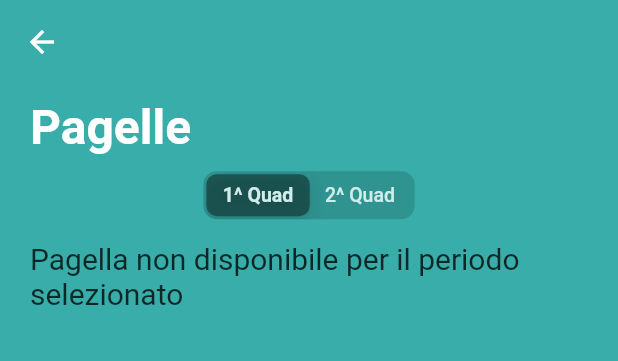
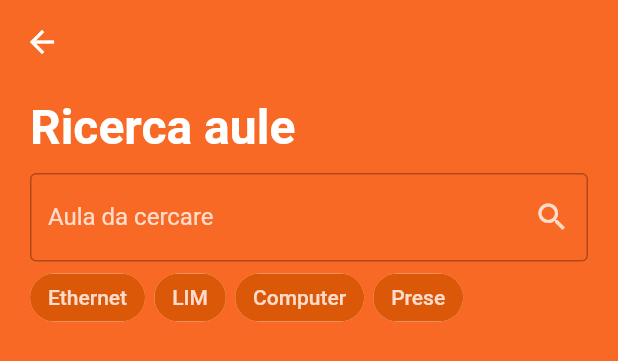
Before and after one commit to is-sobrero/mySobrero, a Flutter app: the AltroView widget shown alone on an empty page, opened directly with empty values, after a tap on "Ricerca aule", on a phone screen of 412 x 824 dp. Shown: the top 361 px of the screen. Run offline on Flutter 3.47's test engine with Material 2 defaults, Android fonts, the phone set to English and light mode, and no system bars; our stand-ins replace auto_size_text, cached_network_image, cloud_firestore, expandable, firebase_analytics, firebase_crashlytics and 8 more; missing offline and left inert: cuberto_bottom_bar, flutter_custom_tabs, flutter_statusbarcolor, launch_review; accounts and stored records are empty.

Commit message:
Inizio UI ricerca aule

```diff
--- a/lib/altro.dart
+++ b/lib/altro.dart
@@ -1,5 +1,6 @@
 import 'package:flutter/material.dart';
 import 'package:mySobrero/pagelle.dart';
+import 'package:mySobrero/ricercaaule.dart';
 import 'reapi2.dart';
 import 'assenze.dart';
 import 'argomenti.dart';
@@ -192,7 +193,7 @@ class _AltroView extends State<AltroView> {
                 onTap: () {
                   Navigator.push(
                     context,
-                    MaterialPageRoute(builder: (context) => PagelleView(response.pagelle)),
+                    MaterialPageRoute(builder: (context) => RicercaAuleView()),
                   );
                 },
                 child: Hero(
@@ -201,7 +202,7 @@ class _AltroView extends State<AltroView> {
                     decoration: new BoxDecoration(
                       boxShadow: <BoxShadow>[
                         BoxShadow(
-                            color: Color(0xff38ada9).withOpacity(0.2),
+                            color: Color(0xffF86925).withOpacity(0.2),
                             offset: const Offset(1.1, 1.1),
                             blurRadius: 10.0),
                       ],
@@ -213,7 +214,7 @@ class _AltroView extends State<AltroView> {
                         elevation: 0,
                         margin: EdgeInsets.only(bottom: 10),
                         clipBehavior: Clip.antiAlias,
-                        color: Color(0xff38ada9),
+                        color: Color(0xffF86925),
                         child: Row(
                           crossAxisAlignment: CrossAxisAlignment.start,
                           children: <Widget>[
@@ -227,9 +228,9 @@ class _AltroView extends State<AltroView> {
                             ),
                             Spacer(),
                             Image.asset(
-                              "assets/images/pagelle.png",
+                              "assets/images/ricercaaule.png",
                               height: 150,
-                              width: 200,
+                              width: 170,
                             )
                           ],
                         )),
--- a/lib/home.dart
+++ b/lib/home.dart
@@ -79,23 +79,37 @@ class _HomeState extends State<HomeScreen> with SingleTickerProviderStateMixin{
     return true;
   }
 
-  int scrollThreshold = 50;
+  int scrollThreshold = 100;
   double scroll = 0;
 
-  bool elaboraScroll(ScrollNotification scrollNotification){
+  bool elaboraScroll(ScrollNotification scrollNotification) {
     if (scrollNotification is ScrollUpdateNotification) {
-        double oldScroll = scroll;
-        scroll = scrollNotification.metrics.pixels;
-        if (scroll < 0) scroll = 0;
-        else if (scroll > scrollThreshold) scroll = 1;
-        else scroll /= scrollThreshold;
-        if (oldScroll - scroll != 0) setState(() {});
+      double oldScroll = scroll;
+      scroll = scrollNotification.metrics.pixels;
+      if (scroll < 0)
+        scroll = 0;
+      else if (scroll > scrollThreshold)
+        scroll = 1;
+      else
+        scroll /= scrollThreshold;
+      if (oldScroll - scroll != 0) setState(() {});
     }
     return true;
   }
 
+  Mainview _mainViewInstance;
+  VotiView _votiViewInstance;
+  ComunicazioniView _comunicazioniViewInstance;
+  AltroView _altroViewInstance;
+
   void initState(){
     super.initState();
+    _mainViewInstance = Mainview(response, feed, (int page) {
+        onTabTapped(page);
+      }, profileUrl);
+    _votiViewInstance = VotiView(response.voti1q, response.voti2q);
+    _comunicazioniViewInstance = ComunicazioniView(response.comunicazioni);
+    _altroViewInstance = AltroView(response);
   }
 
   void dispose() {
@@ -186,7 +200,7 @@ class _HomeState extends State<HomeScreen> with SingleTickerProviderStateMixin{
             ),
           ),
         ),
-        body: PageView(
+        body: /*PageView(
 
               controller: pageController,
               onPageChanged: (index) {
@@ -215,7 +229,28 @@ class _HomeState extends State<HomeScreen> with SingleTickerProviderStateMixin{
                   child: AltroView(response),
                 ),
               ],
-          ),
+          ),*/
+        PageView.builder(
+          controller: pageController,
+          onPageChanged: (index) {
+            setState(() {
+              scroll = 0;
+              _currentIndex = index;
+            });
+          },
+            itemCount: 4,
+          itemBuilder: (context, i){
+            var schermata;
+            if (i == 0) schermata =  _mainViewInstance;
+            if (i == 1) schermata = _votiViewInstance;
+            if (i == 2) schermata = _comunicazioniViewInstance;
+            if (i == 3) schermata = _altroViewInstance;
+            return NotificationListener<ScrollNotification>(
+              onNotification: elaboraScroll,
+              child: schermata,
+            );
+          }
+        ),
 
         bottomNavigationBar: CubertoBottomBar(
           inactiveIconColor: Theme.of(context).textTheme.body1.color,
--- /dev/null
+++ b/lib/ricercaaule.dart
@@ -0,0 +1,236 @@
+import 'package:expandable/expandable.dart';
+import 'package:flutter/cupertino.dart';
+import 'package:flutter/material.dart';
+import 'fade_slide_transition.dart';
+import 'package:flutter_statusbarcolor/flutter_statusbarcolor.dart';
+import 'reapi2.dart';
+import 'package:http/http.dart' as http;
+import 'dart:convert';
+import 'package:url_launcher/url_launcher.dart';
+import 'package:async/async.dart';
+
+class RicercaAuleView extends StatefulWidget {
+
+  RicercaAuleView({Key key}) : super(key: key);
+
+  @override
+  _RicercaAuleState createState() => _RicercaAuleState();
+}
+
+class FilterEntry {
+  const FilterEntry(this.name, this.offset);
+  final String name;
+  final int offset;
+}
+
+class _RicercaAuleState extends State<RicercaAuleView> with SingleTickerProviderStateMixin {
+
+  final double _listAnimationIntervalStart = 0.65;
+  final double _preferredAppBarHeight = 56.0;
+
+  AnimationController _fadeSlideAnimationController;
+  ScrollController _scrollController;
+  double _appBarElevation = 0.0;
+  double _appBarTitleOpacity = 0.0;
+
+  Brightness currentBrightness;
+
+  @override
+  void initState() {
+    super.initState();
+    FlutterStatusbarcolor.setStatusBarWhiteForeground(true);
+    _fadeSlideAnimationController = AnimationController(
+      duration: Duration(milliseconds: 1500),
+      vsync: this,
+    )..forward();
+    _scrollController = ScrollController()..addListener(() {
+      double oldElevation = _appBarElevation;
+      double oldOpacity = _appBarTitleOpacity;
+      _appBarElevation = _scrollController.offset > _scrollController.initialScrollOffset ? 4.0 : 0.0;
+      _appBarTitleOpacity = _scrollController.offset > _scrollController.initialScrollOffset + _preferredAppBarHeight / 2 ? 1.0 : 0.0;
+      if (oldElevation != _appBarElevation || oldOpacity != _appBarTitleOpacity) setState(() {});
+    });
+  }
+
+  @override
+  void dispose() {
+    _fadeSlideAnimationController.dispose();
+    _scrollController.dispose();
+    if (currentBrightness == Brightness.dark)
+      FlutterStatusbarcolor.setStatusBarWhiteForeground(true);
+    super.dispose();
+  }
+/*
+  Future<List<File>> _ottieniFile(String session, String idDocente, String idCartella) async {
+    final endpointCartella = 'https://reapistaging.altervista.org/api/v3/getContenutiCartella/';
+    Map<String, String> headers = {
+      'Accept': 'application/json',
+    };
+    final response = await http.post(
+        endpointCartella,
+        headers: headers,
+        body: {'session': session, 'idDocente':idDocente, 'idCartella': idCartella});
+    print({'session': session, 'idDocente':idDocente, 'idCartella': idCartella}.toString());
+    if (response.statusCode == 200) {
+      List jsonResponse = json.decode(response.body)["files"];
+      return jsonResponse.map((file) => new File.fromJson(file)).toList();
+    } else {
+      throw Exception('Impossibile caricare il contenuto della cartella (${json.decode(response.body)["status"]["description"]})');
+    }
+  }
+
+  _launchURL(String uri) async {
+    if (await canLaunch(uri)) {
+      await launch(uri);
+    } else {
+      throw 'Could not launch $uri';
+    }
+  }*/
+
+  final List<FilterEntry> _cast = <FilterEntry>[
+    const FilterEntry('Ethernet', 0),
+    const FilterEntry('LIM', 1),
+    const FilterEntry('Computer', 2),
+    const FilterEntry('Prese', 3),
+  ];
+
+  int filterIndex = 0;
+
+  Iterable<Widget> get filterWidgets sync* {
+    for (FilterEntry entry in _cast) {
+      yield Padding(
+        padding: const EdgeInsets.only( right: 6),
+        child: FilterChip(
+          backgroundColor: Color(0xffd35400),
+          selectedColor: Color(0xfff39c12),
+          label: Text(entry.name, style: TextStyle(color: Colors.white)),
+          selected: (filterIndex >> entry.offset & 1) > 0,
+          onSelected: (bool value) {
+            setState(() {
+              if (value) {
+                filterIndex |= 1 << entry.offset;
+              } else {
+                filterIndex &= ~(1 << entry.offset);
+              }
+            });
+          },
+        ),
+      );
+    }
+  }
+
+  @override
+  Widget build(BuildContext context) {
+    currentBrightness = Theme.of(context).brightness;
+    return Scaffold(
+      body: Stack(
+        children: <Widget>[
+          Hero(
+            tag: "ricercaaule_background",
+            child: Container(color: Color(0xffF86925),),
+          ),
+          SafeArea(
+            child: Column(children: <Widget>[
+              FadeSlideTransition(
+                controller: _fadeSlideAnimationController,
+                slideAnimationTween: Tween<Offset>(
+                  begin: Offset(0.0, 0.5),
+                  end: Offset(0.0, 0.0),
+                ),
+                begin: 0.0,
+                end: _listAnimationIntervalStart,
+                child: PreferredSize(
+                  preferredSize: Size.fromHeight(_preferredAppBarHeight),
+                  child: AppBar(
+                    title: AnimatedOpacity(
+                      opacity: _appBarTitleOpacity,
+                      duration: const Duration(milliseconds: 250),
+                      child: Text("Ricerca aule", style: TextStyle(color: Colors.white)),
+                    ),
+                    backgroundColor: Color(0xffF86925),
+                    elevation: _appBarElevation,
+                    leading: BackButton(color: Colors.white,),
+                  ),
+                ),
+              ),
+              Expanded(
+                child: ScrollConfiguration(
+                  behavior: ScrollBehavior(),
+                  child: SingleChildScrollView(
+                    controller: _scrollController,
+                    padding: const EdgeInsets.fromLTRB(20, 10, 20, 20,),
+                    child: Column(
+                      children: <Widget>[
+                        FadeSlideTransition(
+                          controller: _fadeSlideAnimationController,
+                          slideAnimationTween: Tween<Offset>(
+                            begin: Offset(0.0, 0.5),
+                            end: Offset(0.0, 0.0),
+                          ),
+                          begin: 0.0,
+                          end: _listAnimationIntervalStart,
+                          child: Row(
+                            children: <Widget>[
+                              Text(
+                                "Ricerca aule",
+                                style: Theme.of(context).textTheme.title.copyWith(
+                                    fontSize: 32.0,
+                                    color: Colors.white,
+                                    fontWeight: FontWeight.bold
+                                ),
+                              ),
+                            ],
+                          ),
+                        ),
+                        FadeSlideTransition(
+                            controller: _fadeSlideAnimationController,
+                            slideAnimationTween: Tween<Offset>(
+                              begin: Offset(0.0, 0.05),
+                              end: Offset(0.0, 0.0),
+                            ),
+                            begin: _listAnimationIntervalStart - 0.15,
+                            child: Padding(
+                                padding: EdgeInsets.only(top: 10),
+                                child: Column(
+                                  crossAxisAlignment: CrossAxisAlignment.start,
+                                  children: <Widget>[
+                                    Theme(
+                                      data: Theme.of(context).copyWith(
+                                          accentColor: Colors.white,
+                                          primaryColor: Colors.white,
+                                          hintColor: Colors.white
+                                      ),
+                                      child: TextField(
+                                        decoration: InputDecoration(
+                                          border: OutlineInputBorder(),
+                                          labelText: 'Aula da cercare',
+                                          suffixIcon: IconButton(
+                                            icon: Icon(Icons.search),
+                                            color: Colors.white,
+                                            onPressed: (){
+
+                                            },
+                                          )
+                                        ),
+                                        //controller: pwrdController,
+                                      ),
+                                    ),
+                                    Wrap(
+                                      children: filterWidgets.toList(),
+                                      runSpacing: 0,
+                                      spacing: 0,
+                                    ),
+                                  ],
+                                )))
+                      ],
+                    ),
+                  ),
+                ),
+              ),
+            ]),
+          ),
+        ],
+      ),
+    );
+  }
+}
--- a/lib/voti.dart
+++ b/lib/voti.dart
@@ -343,7 +343,7 @@ class _VotiView extends State<VotiView> {
                                   lineBarsData: [
                                     LineChartBarData(
                                       spots: votiT,
-                                      isCurved: true,
+                                      isCurved: false,
                                       colors: gradientColors,
                                       belowBarData: BarAreaData(
                                         show: true,
```
Also changed, not shown: assets/images/ricercaaule.png (added).
